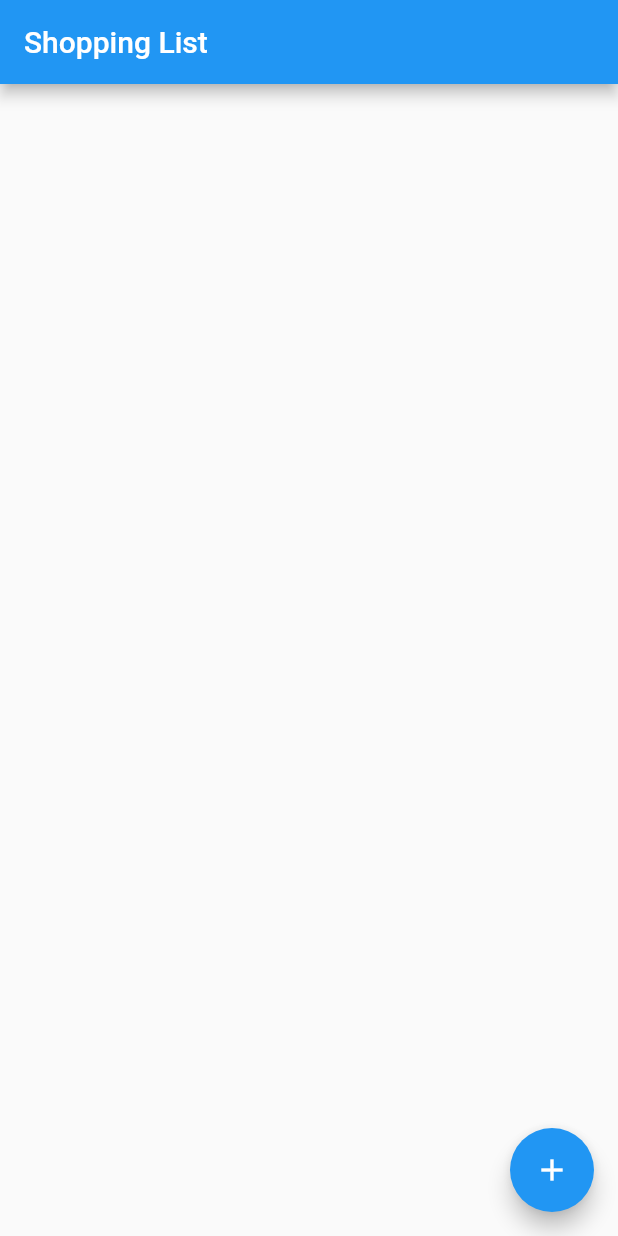
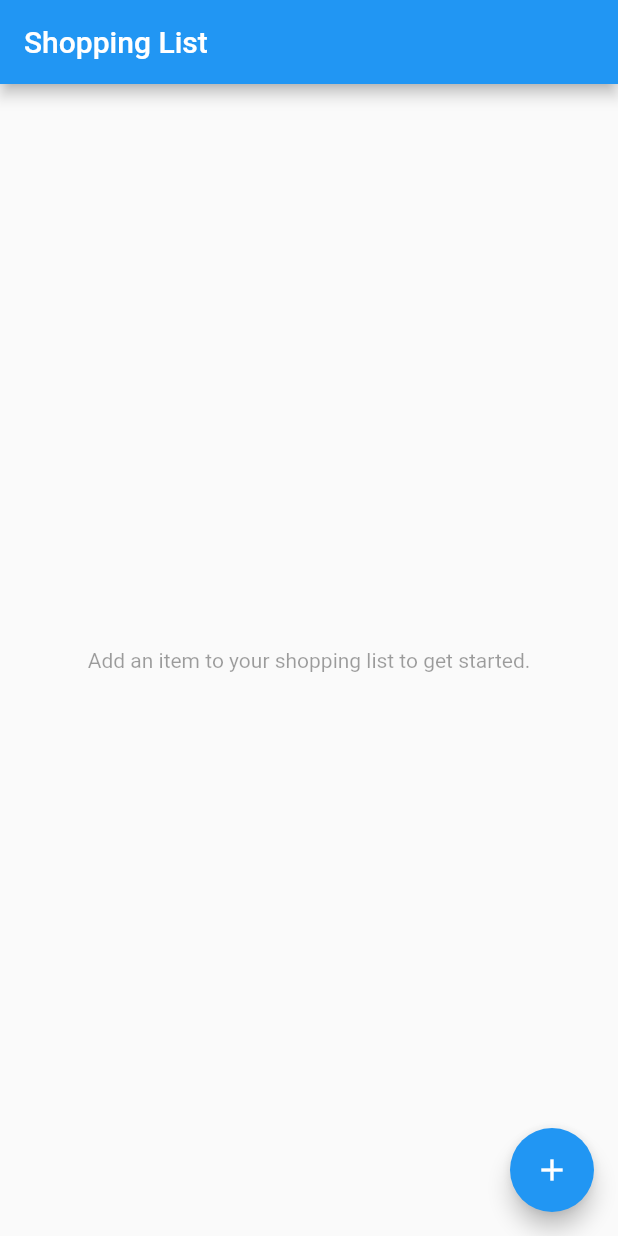
Before and after one commit to sudormrfbin/shopping-todo-list-flutter, a Flutter app: the screen it shows after launch, on a phone screen of 412 x 824 dp. Run offline on Flutter 3.47's test engine with Material 2 defaults, Android fonts, the phone set to English and light mode, and no system bars.

Commit message:
CTA on screen when no items added

```diff
--- a/lib/main.dart
+++ b/lib/main.dart
@@ -39,7 +39,17 @@ class _TodoListState extends State<TodoList> {
       appBar: AppBar(
         title: const Text('Shopping List'),
       ),
-      body: ListView.builder(
+      body: Builder(builder: (context) {
+        if (_todos.isEmpty) {
+          return const Center(
+            child: Text(
+              "Add an item to your shopping list to get started.",
+              textAlign: TextAlign.center,
+              style: TextStyle(color: Colors.black38),
+            ),
+          );
+        } else {
+          return ListView.builder(
             itemCount: _todos.length,
             itemBuilder: ((context, index) {
               final todo = _todos[index];
@@ -48,7 +58,9 @@ class _TodoListState extends State<TodoList> {
                 onButtonTap: _handleTodoDelete,
               );
             }),
-      ),
+          );
+        }
+      }),
       floatingActionButton: FloatingActionButton(
         onPressed: () {
           _displayDialog().then((_) {
```
Lines whose indentation alone changed are shown as unchanged.
